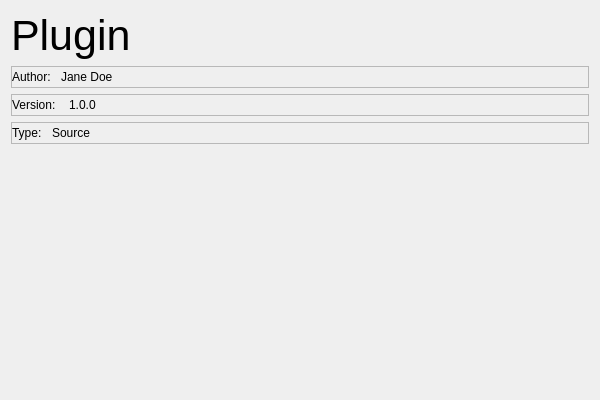
The window that src/app/widgets/PluginDetailsWidget/plugindetailswidget.ui (m-riley04/ModularSensorSystem) describes before a commit, drawn with Qt 5.
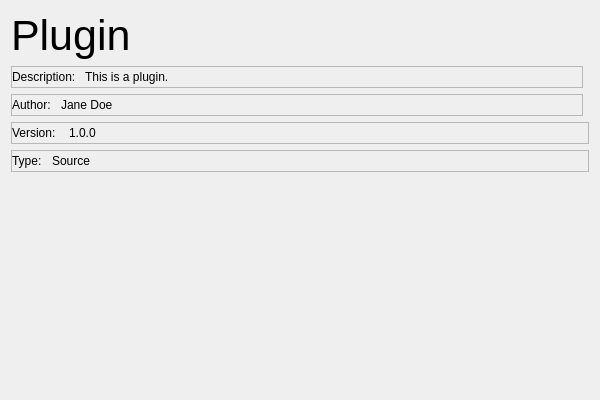
The same window after the commit.

Commit message: add better plugin loading and unloading

```diff
--- a/src/app/widgets/PluginDetailsWidget/plugindetailswidget.ui
+++ b/src/app/widgets/PluginDetailsWidget/plugindetailswidget.ui
@@ -14,130 +14,7 @@
    <string>PluginDetailsWidget</string>
   </property>
   <layout class="QGridLayout" name="gridLayout">
-   <item row="1" column="0" colspan="2">
-    <widget class="QFrame" name="frame">
-     <property name="frameShape">
-      <enum>QFrame::Shape::StyledPanel</enum>
-     </property>
-     <property name="frameShadow">
-      <enum>QFrame::Shadow::Raised</enum>
-     </property>
-     <layout class="QHBoxLayout" name="horizontalLayout">
-      <property name="spacing">
-       <number>10</number>
-      </property>
-      <property name="leftMargin">
-       <number>0</number>
-      </property>
-      <property name="topMargin">
-       <number>0</number>
-      </property>
-      <property name="rightMargin">
-       <number>0</number>
-      </property>
-      <property name="bottomMargin">
-       <number>0</number>
-      </property>
-      <item>
-       <widget class="QLabel" name="label_3">
-        <property name="text">
-         <string>Author:</string>
-        </property>
-       </widget>
-      </item>
-      <item>
-       <widget class="QLabel" name="label_4">
-        <property name="text">
-         <string>Jane Doe</string>
-        </property>
-       </widget>
-      </item>
-      <item>
-       <spacer name="horizontalSpacer_3">
-        <property name="orientation">
-         <enum>Qt::Orientation::Horizontal</enum>
-        </property>
-        <property name="sizeHint" stdset="0">
-         <size>
-          <width>40</width>
-          <height>20</height>
-         </size>
-        </property>
-       </spacer>
-      </item>
-     </layout>
-    </widget>
-   </item>
-   <item row="0" column="0" colspan="2">
-    <widget class="QLabel" name="labelPluginName">
-     <property name="font">
-      <font>
-       <pointsize>32</pointsize>
-      </font>
-     </property>
-     <property name="text">
-      <string>Plugin</string>
-     </property>
-     <property name="wordWrap">
-      <bool>true</bool>
-     </property>
-    </widget>
-   </item>
-   <item row="3" column="0" colspan="2">
-    <widget class="QFrame" name="frame_2">
-     <property name="frameShape">
-      <enum>QFrame::Shape::StyledPanel</enum>
-     </property>
-     <property name="frameShadow">
-      <enum>QFrame::Shadow::Raised</enum>
-     </property>
-     <layout class="QHBoxLayout" name="horizontalLayout_2">
-      <property name="spacing">
-       <number>10</number>
-      </property>
-      <property name="leftMargin">
-       <number>0</number>
-      </property>
-      <property name="topMargin">
-       <number>0</number>
-      </property>
-      <property name="rightMargin">
-       <number>0</number>
-      </property>
-      <property name="bottomMargin">
-       <number>0</number>
-      </property>
-      <item>
-       <widget class="QLabel" name="label">
-        <property name="text">
-         <string>Version: </string>
-        </property>
-       </widget>
-      </item>
-      <item>
-       <widget class="QLabel" name="labelPluginVersion">
-        <property name="text">
-         <string>1.0.0</string>
-        </property>
-       </widget>
-      </item>
-      <item>
-       <spacer name="horizontalSpacer_2">
-        <property name="orientation">
-         <enum>Qt::Orientation::Horizontal</enum>
-        </property>
-        <property name="sizeHint" stdset="0">
-         <size>
-          <width>40</width>
-          <height>20</height>
-         </size>
-        </property>
-       </spacer>
-      </item>
-     </layout>
-    </widget>
-   </item>
-   <item row="5" column="0" colspan="2">
+   <item row="7" column="0" colspan="2">
     <spacer name="verticalSpacer">
      <property name="orientation">
       <enum>Qt::Orientation::Vertical</enum>
@@ -151,6 +28,60 @@
     </spacer>
    </item>
    <item row="4" column="0" colspan="2">
+    <widget class="QFrame" name="frame_2">
+     <property name="frameShape">
+      <enum>QFrame::Shape::StyledPanel</enum>
+     </property>
+     <property name="frameShadow">
+      <enum>QFrame::Shadow::Raised</enum>
+     </property>
+     <layout class="QHBoxLayout" name="horizontalLayout_2">
+      <property name="spacing">
+       <number>10</number>
+      </property>
+      <property name="leftMargin">
+       <number>0</number>
+      </property>
+      <property name="topMargin">
+       <number>0</number>
+      </property>
+      <property name="rightMargin">
+       <number>0</number>
+      </property>
+      <property name="bottomMargin">
+       <number>0</number>
+      </property>
+      <item>
+       <widget class="QLabel" name="label">
+        <property name="text">
+         <string>Version: </string>
+        </property>
+       </widget>
+      </item>
+      <item>
+       <widget class="QLabel" name="labelPluginVersion">
+        <property name="text">
+         <string>1.0.0</string>
+        </property>
+       </widget>
+      </item>
+      <item>
+       <spacer name="horizontalSpacer_2">
+        <property name="orientation">
+         <enum>Qt::Orientation::Horizontal</enum>
+        </property>
+        <property name="sizeHint" stdset="0">
+         <size>
+          <width>40</width>
+          <height>20</height>
+         </size>
+        </property>
+       </spacer>
+      </item>
+     </layout>
+    </widget>
+   </item>
+   <item row="5" column="0" colspan="2">
     <widget class="QFrame" name="frame_3">
      <property name="frameShape">
       <enum>QFrame::Shape::StyledPanel</enum>
@@ -204,6 +135,129 @@
      </layout>
     </widget>
    </item>
+   <item row="3" column="0">
+    <widget class="QFrame" name="frame">
+     <property name="frameShape">
+      <enum>QFrame::Shape::StyledPanel</enum>
+     </property>
+     <property name="frameShadow">
+      <enum>QFrame::Shadow::Raised</enum>
+     </property>
+     <layout class="QHBoxLayout" name="horizontalLayout">
+      <property name="spacing">
+       <number>10</number>
+      </property>
+      <property name="leftMargin">
+       <number>0</number>
+      </property>
+      <property name="topMargin">
+       <number>0</number>
+      </property>
+      <property name="rightMargin">
+       <number>0</number>
+      </property>
+      <property name="bottomMargin">
+       <number>0</number>
+      </property>
+      <item>
+       <widget class="QLabel" name="label_3">
+        <property name="text">
+         <string>Author:</string>
+        </property>
+       </widget>
+      </item>
+      <item>
+       <widget class="QLabel" name="label_4">
+        <property name="text">
+         <string>Jane Doe</string>
+        </property>
+       </widget>
+      </item>
+      <item>
+       <spacer name="horizontalSpacer_3">
+        <property name="orientation">
+         <enum>Qt::Orientation::Horizontal</enum>
+        </property>
+        <property name="sizeHint" stdset="0">
+         <size>
+          <width>40</width>
+          <height>20</height>
+         </size>
+        </property>
+       </spacer>
+      </item>
+     </layout>
+    </widget>
+   </item>
+   <item row="2" column="0">
+    <widget class="QFrame" name="frame_4">
+     <property name="frameShape">
+      <enum>QFrame::Shape::StyledPanel</enum>
+     </property>
+     <property name="frameShadow">
+      <enum>QFrame::Shadow::Raised</enum>
+     </property>
+     <layout class="QHBoxLayout" name="horizontalLayout_4">
+      <property name="spacing">
+       <number>6</number>
+      </property>
+      <property name="leftMargin">
+       <number>0</number>
+      </property>
+      <property name="topMargin">
+       <number>0</number>
+      </property>
+      <property name="rightMargin">
+       <number>0</number>
+      </property>
+      <property name="bottomMargin">
+       <number>0</number>
+      </property>
+      <item>
+       <widget class="QLabel" name="label_5">
+        <property name="text">
+         <string>Description: </string>
+        </property>
+       </widget>
+      </item>
+      <item>
+       <widget class="QLabel" name="labelPluginDescription">
+        <property name="text">
+         <string>This is a plugin.</string>
+        </property>
+       </widget>
+      </item>
+      <item>
+       <spacer name="horizontalSpacer_4">
+        <property name="orientation">
+         <enum>Qt::Orientation::Horizontal</enum>
+        </property>
+        <property name="sizeHint" stdset="0">
+         <size>
+          <width>40</width>
+          <height>20</height>
+         </size>
+        </property>
+       </spacer>
+      </item>
+     </layout>
+    </widget>
+   </item>
+   <item row="0" column="0" colspan="2">
+    <widget class="QLabel" name="labelPluginName">
+     <property name="font">
+      <font>
+       <pointsize>32</pointsize>
+      </font>
+     </property>
+     <property name="text">
+      <string>Plugin</string>
+     </property>
+     <property name="wordWrap">
+      <bool>true</bool>
+     </property>
+    </widget>
+   </item>
   </layout>
  </widget>
  <layoutdefault spacing="6" margin="11"/>
```
The commit also changes 5 other files.
